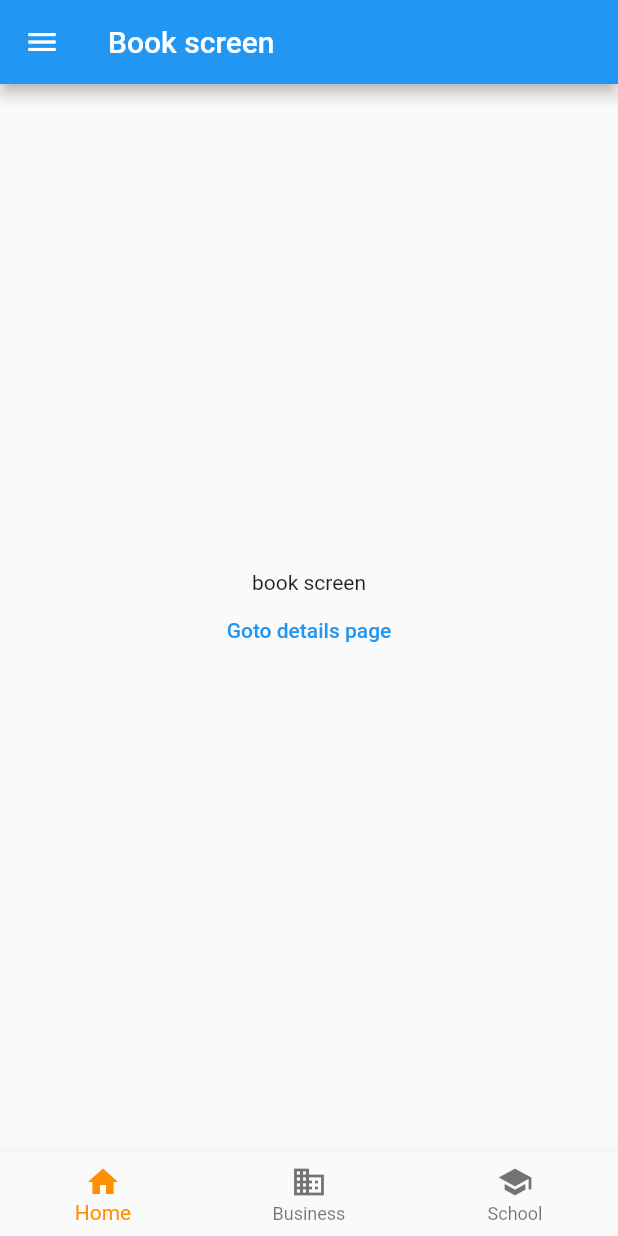
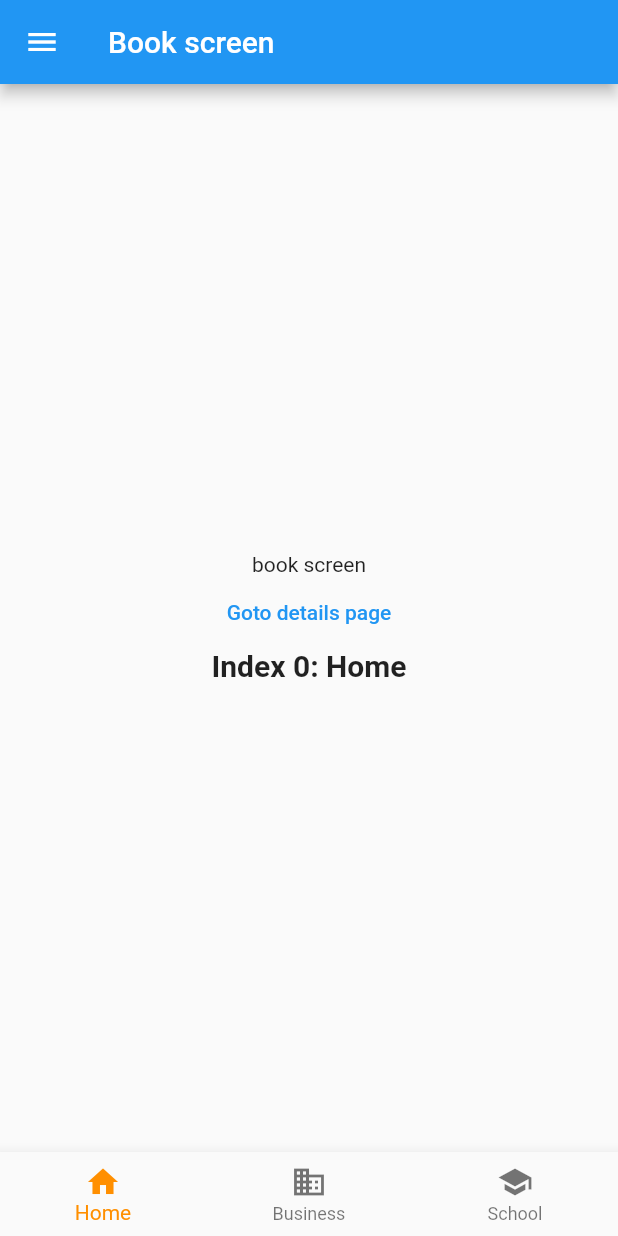
Before and after one commit to dipeshdulal/learning-flutter, a Flutter app: the BooksScreen screen opened by its route, on a phone screen of 412 x 824 dp. Run offline on Flutter 3.47's test engine with Material 2 defaults, Android fonts, the phone set to English and light mode, and no system bars; our stand-ins replace auto_route.

Commit message:
feat: tab bar content as well

```diff
--- a/lib/screens/books_screen/books.dart
+++ b/lib/screens/books_screen/books.dart
@@ -10,6 +10,21 @@ class BooksScreen extends StatefulWidget {
 
 class _BooksScreenState extends State<BooksScreen> {
   int _currentIndex = 0;
+
+  static const List<Widget> _options = <Widget>[
+    Text(
+      "Index 0: Home",
+      style: TextStyle(fontSize: 20, fontWeight: FontWeight.bold),
+    ),
+    Text(
+      "Index 1: Business",
+      style: TextStyle(fontSize: 20, fontWeight: FontWeight.bold),
+    ),
+    Text(
+      "Index 2: School",
+      style: TextStyle(fontSize: 20, fontWeight: FontWeight.bold),
+    ),
+  ];
 
   @override
   Widget build(BuildContext context) {
@@ -61,10 +76,12 @@ class _BooksScreenState extends State<BooksScreen> {
             children: [
               Text("book screen"),
               TextButton(
-                  onPressed: () {
-                    AutoRouter.of(context).pushNamed("/books/Karma");
-                  },
-                  child: Text("Goto details page"))
+                onPressed: () {
+                  AutoRouter.of(context).pushNamed("/books/Karma");
+                },
+                child: Text("Goto details page"),
+              ),
+              _options.elementAt(_currentIndex),
             ],
           ),
         ),
```
